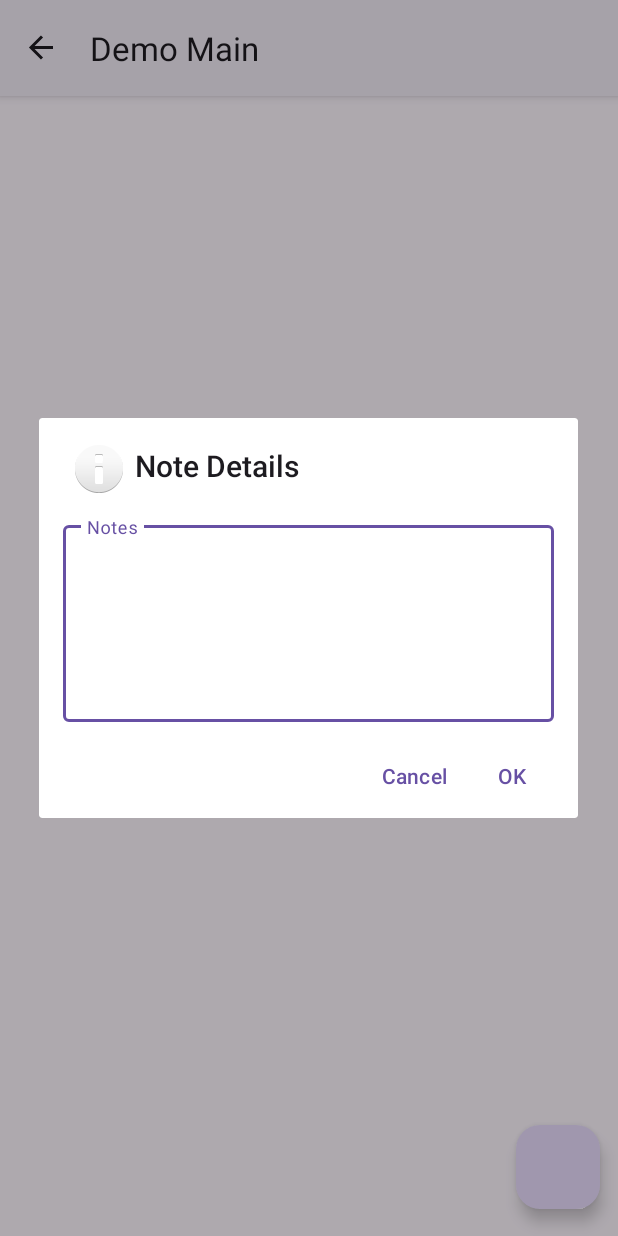
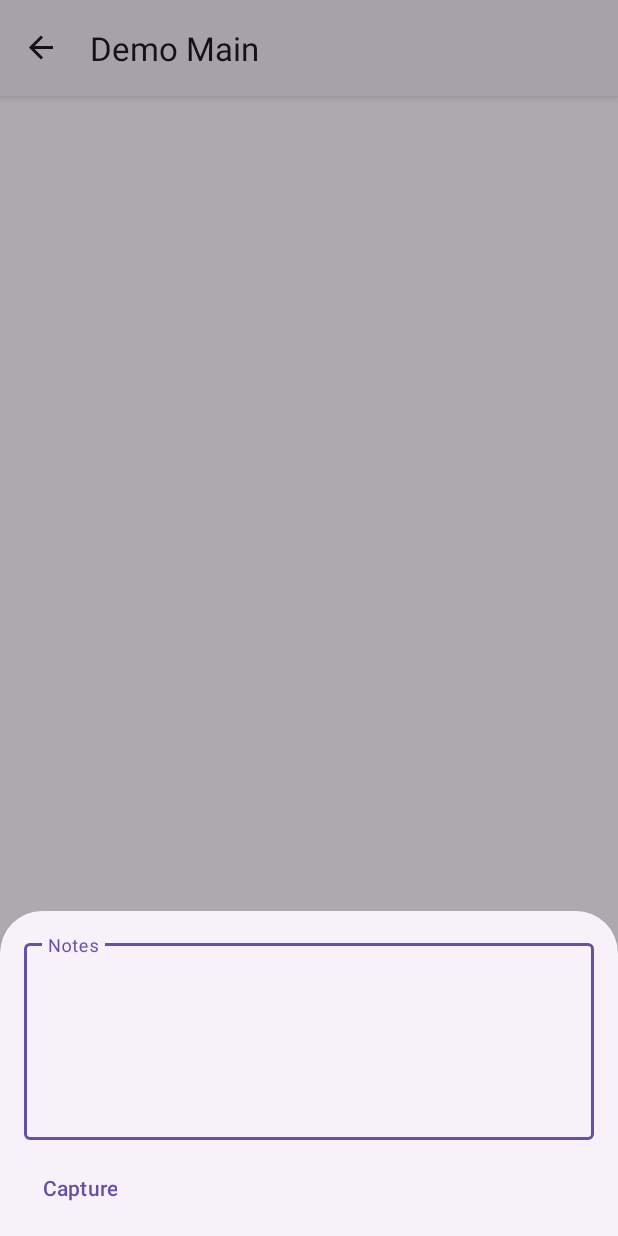
Before and after one commit to ddc-java-18/dialog-demo-GarrottOliver, an Android app: the EditFragment screen opened through its navigation route, on a phone screen of 412 x 824 dp. Run offline under Robolectric (Android 15) with nearby library versions, the phone set to English and light mode, and no system bars; our stand-ins replace navigation-ui.

Commit message:
Capture from camera in progress.

```diff
--- a/app/src/main/java/edu/cnm/deepdive/dialogdemo/controller/EditFragment.java
+++ b/app/src/main/java/edu/cnm/deepdive/dialogdemo/controller/EditFragment.java
@@ -1,6 +1,8 @@
 package edu.cnm.deepdive.dialogdemo.controller;
 
 import android.app.Dialog;
+import android.content.Context;
+import android.net.Uri;
 import android.os.Bundle;
 import android.view.LayoutInflater;
 import android.view.View;
@@ -8,31 +10,24 @@ import android.view.ViewGroup;
 import androidx.annotation.NonNull;
 import androidx.annotation.Nullable;
 import androidx.appcompat.app.AlertDialog;
+import androidx.core.content.FileProvider;
 import androidx.fragment.app.DialogFragment;
+import com.google.android.material.bottomsheet.BottomSheetDialogFragment;
 import edu.cnm.deepdive.dialogdemo.R;
 import edu.cnm.deepdive.dialogdemo.databinding.FragmentEditBinding;
+import java.io.File;
+import java.util.UUID;
 
-public class EditFragment extends DialogFragment {
+public class EditFragment extends BottomSheetDialogFragment {
 
   private FragmentEditBinding binding;
-
-  @NonNull
-  @Override
-  public Dialog onCreateDialog(@Nullable Bundle savedInstanceState) {
-    binding = FragmentEditBinding.inflate(getLayoutInflater(), null, false);
-    return new AlertDialog.Builder(requireContext())
-        .setTitle(R.string.edit_dialog_title)
-        .setView(binding.getRoot())
-        .setPositiveButton(android.R.string.ok, (dlg, which) -> {/* todo Save content. */ })
-        .setNegativeButton(android.R.string.cancel, (dlg, which) -> {/* todo Probably nothing. */})
-        .setIcon(android.R.drawable.ic_dialog_info)
-        .create();
-  }
 
   @Nullable
   @Override
   public View onCreateView(@NonNull LayoutInflater inflater, @Nullable ViewGroup container,
       @Nullable Bundle savedInstanceState) {
+    binding = FragmentEditBinding.inflate(getLayoutInflater(), null, false);
+    binding.takePicture.setOnClickListener((v) -> takePicture());
     return binding.getRoot(); // Ensure that onViewCreated and onDestroyView get invoked.
   }
 
@@ -47,4 +42,14 @@ public class EditFragment extends DialogFragment {
     binding = null;
     super.onDestroyView();
   }
+
+  private void takePicture() {
+    Context context = requireContext();
+    File imageDir = new File(context.getFilesDir(), "images");
+    //noinspection ResultOfMethodCallIgnored
+    imageDir.mkdir();
+    File file = new File(imageDir, UUID.randomUUID().toString());
+    Uri uri = FileProvider.getUriForFile(context, AUTHORITY, file);
+  }
+
 }
--- a/app/src/main/java/edu/cnm/deepdive/dialogdemo/controller/MainActivity.java
+++ b/app/src/main/java/edu/cnm/deepdive/dialogdemo/controller/MainActivity.java
@@ -13,10 +13,12 @@ import androidx.navigation.NavController;
 import androidx.navigation.fragment.NavHostFragment;
 import androidx.navigation.ui.AppBarConfiguration;
 import androidx.navigation.ui.NavigationUI;
+import edu.cnm.deepdive.dialogdemo.NavGraphDirections;
 import edu.cnm.deepdive.dialogdemo.R;
 import edu.cnm.deepdive.dialogdemo.databinding.ActivityMainBinding;
 
-public class MainActivity extends AppCompatActivity {
+public class MainActivity extends AppCompatActivity
+    implements ExplanationFragment.AlertDismissHandler{
 
   private static final int PERMISSIONS_REQUEST_CODE = 314159;
 
@@ -29,11 +31,13 @@ public class MainActivity extends AppCompatActivity {
     binding = ActivityMainBinding.inflate(getLayoutInflater());
     setContentView(binding.getRoot());
     setupNavigation();
-    boolean shouldExplain = shouldExplainCameraPermission();
-    boolean shouldRequest = shouldRequestCameraPermission();
-    Log.d(getClass().getSimpleName(), String.format("explain: %1$b; request %2$b", shouldExplain, shouldRequest));
-    // TODO: 7/15/24 Explains permissions as necessary.
-    requestPermissions(new String[]{android.Manifest.permission.CAMERA}, PERMISSIONS_REQUEST_CODE);
+    if (shouldRequestCameraPermission()) {
+      if (shouldExplainCameraPermission()) {
+        navController.navigate(NavGraphDirections.navigateToExplanationFragment());
+      } else {
+        onDismiss();      }
+    }
+
   }
 
   @Override
@@ -74,4 +78,9 @@ public class MainActivity extends AppCompatActivity {
       return ActivityCompat.shouldShowRequestPermissionRationale(this,
           android.Manifest.permission.CAMERA);
     }
+
+  @Override
+  public void onDismiss() {
+    requestPermissions(new String[]{android.Manifest.permission.CAMERA}, PERMISSIONS_REQUEST_CODE);
   }
+}
--- a/app/src/main/java/edu/cnm/deepdive/dialogdemo/controller/MainFragment.java
+++ b/app/src/main/java/edu/cnm/deepdive/dialogdemo/controller/MainFragment.java
@@ -36,9 +36,9 @@ public class MainFragment extends Fragment {
   @Override
   public void onViewCreated(@NonNull View view, @Nullable Bundle savedInstanceState) {
     super.onViewCreated(view, savedInstanceState);
-    if (shouldExplainCameraPermission()) {
-      // TODO: 7/15/24 Show simple dialog to explain.
-    }
+//    if (shouldExplainCameraPermission()) {
+//      // TODO: 7/15/24 Show simple dialog to explain.
+//    }
     // TODO: 7/15/24 Attach to viewmodel and observe livedata of interest.
   }
 
--- a/app/src/main/res/layout/fragment_edit.xml
+++ b/app/src/main/res/layout/fragment_edit.xml
@@ -1,16 +1,14 @@
 <?xml version="1.0" encoding="utf-8"?>
-<ScrollView
-  xmlns:android="http://schemas.android.com/apk/res/android"
-  android:layout_width="match_parent"
-  android:layout_height="match_parent"
-  xmlns:app="http://schemas.android.com/apk/res-auto">
 
   <androidx.constraintlayout.widget.ConstraintLayout
+    xmlns:android="http://schemas.android.com/apk/res/android"
+    xmlns:app="http://schemas.android.com/apk/res-auto"
     android:layout_width="match_parent"
     android:layout_height="wrap_content"
     android:padding="@dimen/half_dynamic_spacing">
 
     <com.google.android.material.textfield.TextInputLayout
+      android:id="@+id/notes_layout"
       android:layout_width="match_parent"
       android:layout_height="wrap_content"
       android:layout_margin="@dimen/half_dynamic_spacing"
@@ -32,7 +30,24 @@
 
     </com.google.android.material.textfield.TextInputLayout>
 
+  <Button
+    android:id="@+id/take_picture"
+    android:layout_width="wrap_content"
+    android:layout_height="wrap_content"
+    android:text="@string/capture_label"
+    android:layout_margin="@dimen/half_dynamic_spacing"
+    app:layout_constraintTop_toBottomOf="@id/notes_layout"
+    app:layout_constraintStart_toStartOf="parent"/>
+
+  <ImageView
+    android:id="@+id/thumbnail"
+    android:layout_width="0dp"
+    android:layout_height="wrap_content"
+    android:layout_margin="@dimen/half_dynamic_spacing"
+    android:scaleType="centerInside"
+    android:adjustViewBounds="true"
+    app:layout_constraintStart_toEndOf="@id/take_picture"
+    app:layout_constraintEnd_toEndOf="parent"
+    app:layout_constraintTop_toBottomOf="@id/notes_layout"/>
+
   </androidx.constraintlayout.widget.ConstraintLayout>
-
-
-</ScrollView>
--- a/app/src/main/res/navigation/nav_graph.xml
+++ b/app/src/main/res/navigation/nav_graph.xml
@@ -4,6 +4,9 @@
   android:id="@+id/nav_graph"
   app:startDestination="@id/main_fragment">
 
+<action
+  android:id="@+id/navigate_to_explanation_fragment"
+  app:destination="@+id/explanation_fragment"/>
 <fragment
   android:id="@+id/main_fragment"
   android:label="@string/main_fragment_label"
@@ -19,4 +22,8 @@
     android:id="@+id/edit_fragment"
     android:name="edu.cnm.deepdive.dialogdemo.controller.EditFragment"/>
 
+  <dialog
+    android:id="@+id/explanation_fragment"
+    android:name="edu.cnm.deepdive.dialogdemo.controller.ExplanationFragment"/>
+
 </navigation>
--- a/app/src/main/res/values/strings.xml
+++ b/app/src/main/res/values/strings.xml
@@ -3,4 +3,7 @@
   <string name="main_fragment_label">Demo Main</string>
   <string name="edit_dialog_title">Note Details</string>
   <string name="notes_hint">Notes</string>
+  <string name="camera_permission_title">Camera Permission</string>
+  <string name="camera_permission_explanation">This app uses the camera to include images with notes.</string>
+  <string name="capture_label">Capture</string>
 </resources>
```
Also changed, not shown: app/src/main/java/edu/cnm/deepdive/dialogdemo/controller/ExplanationFragment.java (added, +40 -0 lines).
